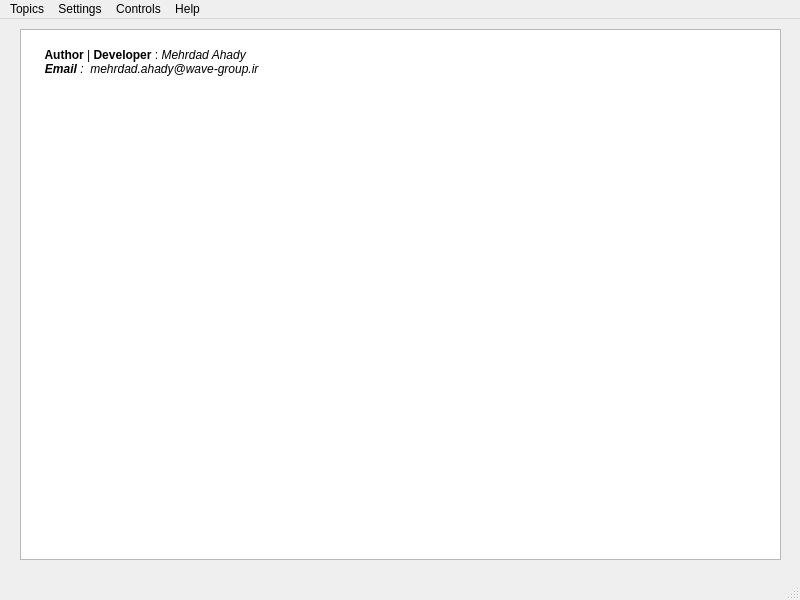
Above: ui.ui from mehrdadeahady/CV_with_ML_and_DL before the change. Below: the same form after it.
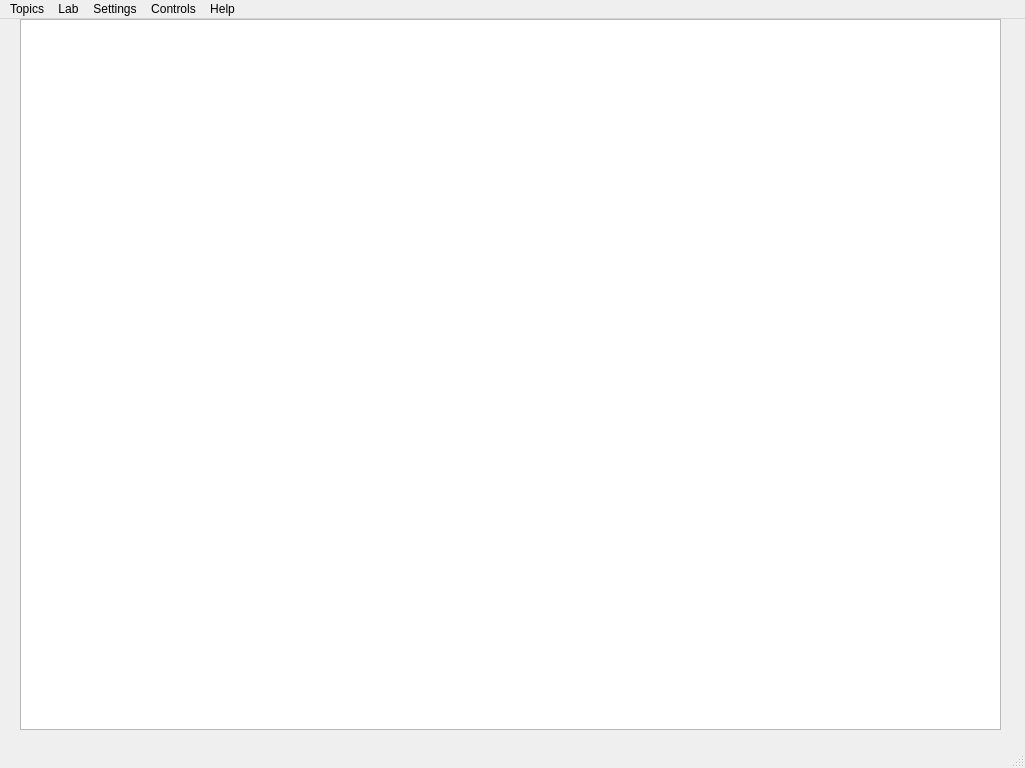
That is the form after the change. The open tabs and pages were chosen to show the change. Icons and pictures are not drawn.

Commit message: SubMenu and Pages added to UI

The edit to the form file:
```diff
--- a/ui.ui
+++ b/ui.ui
@@ -6,27 +6,15 @@
    <rect>
     <x>0</x>
     <y>0</y>
-    <width>800</width>
-    <height>600</height>
+    <width>1025</width>
+    <height>768</height>
    </rect>
   </property>
-  <property name="minimumSize">
-   <size>
-    <width>800</width>
-    <height>600</height>
-   </size>
-  </property>
-  <property name="maximumSize">
-   <size>
-    <width>800</width>
-    <height>600</height>
-   </size>
-  </property>
-  <property name="baseSize">
-   <size>
-    <width>800</width>
-    <height>600</height>
-   </size>
+  <property name="sizePolicy">
+   <sizepolicy hsizetype="MinimumExpanding" vsizetype="Preferred">
+    <horstretch>0</horstretch>
+    <verstretch>0</verstretch>
+   </sizepolicy>
   </property>
   <property name="windowTitle">
    <string>Computer Vision with Machine Learning and Deep Learning</string>
@@ -40,26 +28,87 @@
     <property name="geometry">
      <rect>
       <x>10</x>
-      <y>10</y>
-      <width>781</width>
-      <height>531</height>
+      <y>0</y>
+      <width>1011</width>
+      <height>711</height>
      </rect>
     </property>
-    <property name="sizePolicy">
-     <sizepolicy hsizetype="Fixed" vsizetype="Fixed">
-      <horstretch>0</horstretch>
-      <verstretch>0</verstretch>
-     </sizepolicy>
-    </property>
-    <property name="minimumSize">
-     <size>
-      <width>781</width>
-      <height>531</height>
-     </size>
-    </property>
     <property name="currentIndex">
      <number>0</number>
     </property>
+    <widget class="QWidget" name="page_BigPicture">
+     <widget class="QTextEdit" name="Text_BigPicture">
+      <property name="geometry">
+       <rect>
+        <x>10</x>
+        <y>0</y>
+        <width>981</width>
+        <height>711</height>
+       </rect>
+      </property>
+      <property name="autoFillBackground">
+       <bool>false</bool>
+      </property>
+      <property name="html">
+       <string>&lt;!DOCTYPE HTML PUBLIC &quot;-//W3C//DTD HTML 4.0//EN&quot; &quot;http://www.w3.org/TR/REC-html40/strict.dtd&quot;&gt;
+&lt;html&gt;&lt;head&gt;&lt;meta name=&quot;qrichtext&quot; content=&quot;1&quot; /&gt;&lt;meta charset=&quot;utf-8&quot; /&gt;&lt;style type=&quot;text/css&quot;&gt;
+p, li { white-space: pre-wrap; }
+hr { height: 1px; border-width: 0; }
+li.unchecked::marker { content: &quot;\2610&quot;; }
+li.checked::marker { content: &quot;\2612&quot;; }
+&lt;/style&gt;&lt;/head&gt;&lt;body style=&quot; font-family:'Segoe UI'; font-size:9pt; font-weight:400; font-style:normal;&quot;&gt;
+&lt;p style=&quot;-qt-paragraph-type:empty; margin-top:12px; margin-bottom:12px; margin-left:0px; margin-right:0px; -qt-block-indent:0; text-indent:0px;&quot;&gt;&lt;br /&gt;&lt;/p&gt;&lt;/body&gt;&lt;/html&gt;</string>
+      </property>
+     </widget>
+    </widget>
+    <widget class="QWidget" name="pageTopics_UniversityCurriculum">
+     <widget class="QTextEdit" name="Text_UniversityCurriculum">
+      <property name="geometry">
+       <rect>
+        <x>10</x>
+        <y>0</y>
+        <width>981</width>
+        <height>711</height>
+       </rect>
+      </property>
+     </widget>
+    </widget>
+    <widget class="QWidget" name="pageTopics_RoadMap">
+     <widget class="QTextEdit" name="Text_RoadMap">
+      <property name="geometry">
+       <rect>
+        <x>10</x>
+        <y>0</y>
+        <width>981</width>
+        <height>711</height>
+       </rect>
+      </property>
+     </widget>
+    </widget>
+    <widget class="QWidget" name="pageTopics_StudyPlan">
+     <widget class="QTextEdit" name="Text_StudyPlan">
+      <property name="geometry">
+       <rect>
+        <x>10</x>
+        <y>0</y>
+        <width>981</width>
+        <height>711</height>
+       </rect>
+      </property>
+     </widget>
+    </widget>
+    <widget class="QWidget" name="pageTopics_HeadingResearch">
+     <widget class="QTextEdit" name="Text_HeadingResearch">
+      <property name="geometry">
+       <rect>
+        <x>10</x>
+        <y>0</y>
+        <width>981</width>
+        <height>711</height>
+       </rect>
+      </property>
+     </widget>
+    </widget>
     <widget class="QWidget" name="pageHelp_AboutTool">
      <widget class="QTextEdit" name="Text_AboutTool">
       <property name="geometry">
@@ -102,8 +151,8 @@
        <rect>
         <x>10</x>
         <y>0</y>
-        <width>761</width>
-        <height>531</height>
+        <width>981</width>
+        <height>711</height>
        </rect>
       </property>
       <property name="html">
@@ -114,9 +163,7 @@
 li.unchecked::marker { content: &quot;\2610&quot;; }
 li.checked::marker { content: &quot;\2612&quot;; }
 &lt;/style&gt;&lt;/head&gt;&lt;body style=&quot; font-family:'Segoe UI'; font-size:9pt; font-weight:400; font-style:normal;&quot;&gt;
-&lt;p style=&quot;-qt-paragraph-type:empty; margin-top:0px; margin-bottom:0px; margin-left:0px; margin-right:0px; -qt-block-indent:0; text-indent:0px;&quot;&gt;&lt;br /&gt;&lt;/p&gt;
-&lt;p style=&quot; margin-top:0px; margin-bottom:0px; margin-left:0px; margin-right:0px; -qt-block-indent:0; text-indent:0px;&quot;&gt;&lt;span style=&quot; font-weight:700;&quot;&gt;      Author&lt;/span&gt; | &lt;span style=&quot; font-weight:700;&quot;&gt;Developer&lt;/span&gt; : &lt;span style=&quot; font-style:italic;&quot;&gt;Mehrdad Ahady&lt;/span&gt;&lt;/p&gt;
-&lt;p style=&quot; margin-top:0px; margin-bottom:0px; margin-left:0px; margin-right:0px; -qt-block-indent:0; text-indent:0px;&quot;&gt;&lt;span style=&quot; font-style:italic;&quot;&gt;      &lt;/span&gt;&lt;span style=&quot; font-weight:700; font-style:italic;&quot;&gt;Email &lt;/span&gt;&lt;span style=&quot; font-style:italic;&quot;&gt;:&lt;/span&gt;&lt;span style=&quot; font-weight:700; font-style:italic;&quot;&gt;  &lt;/span&gt;&lt;span style=&quot; font-style:italic;&quot;&gt;mehrdad.ahady@wave-group.ir&lt;/span&gt;&lt;/p&gt;&lt;/body&gt;&lt;/html&gt;</string>
+&lt;p style=&quot;-qt-paragraph-type:empty; margin-top:0px; margin-bottom:0px; margin-left:0px; margin-right:0px; -qt-block-indent:0; text-indent:0px;&quot;&gt;&lt;br /&gt;&lt;/p&gt;&lt;/body&gt;&lt;/html&gt;</string>
       </property>
      </widget>
     </widget>
@@ -127,7 +174,7 @@
     <rect>
      <x>0</x>
      <y>0</y>
-     <width>800</width>
+     <width>1025</width>
      <height>33</height>
     </rect>
    </property>
@@ -180,7 +227,13 @@
     <addaction name="separator"/>
     <addaction name="action_AboutAuthorDeveloper"/>
    </widget>
+   <widget class="QMenu" name="menuLab">
+    <property name="title">
+     <string>Lab</string>
+    </property>
+   </widget>
    <addaction name="menuTopics"/>
+   <addaction name="menuLab"/>
    <addaction name="menuSettings"/>
    <addaction name="menuControls"/>
    <addaction name="menuHelp"/>
```
Left out of the diff: 60 changed lines with no effect on the pictures. The commit also changes 11 other files.
